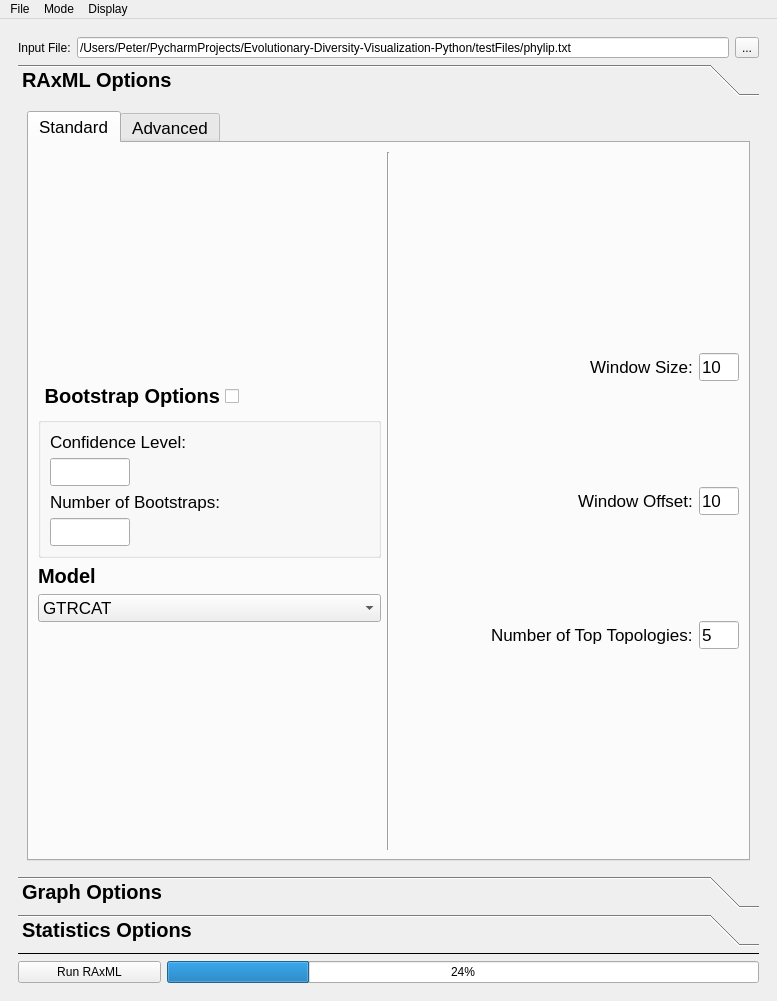
First picture: the form in gui_layout.ui, repository PeterDulworth/PhyloVis, before the edit.
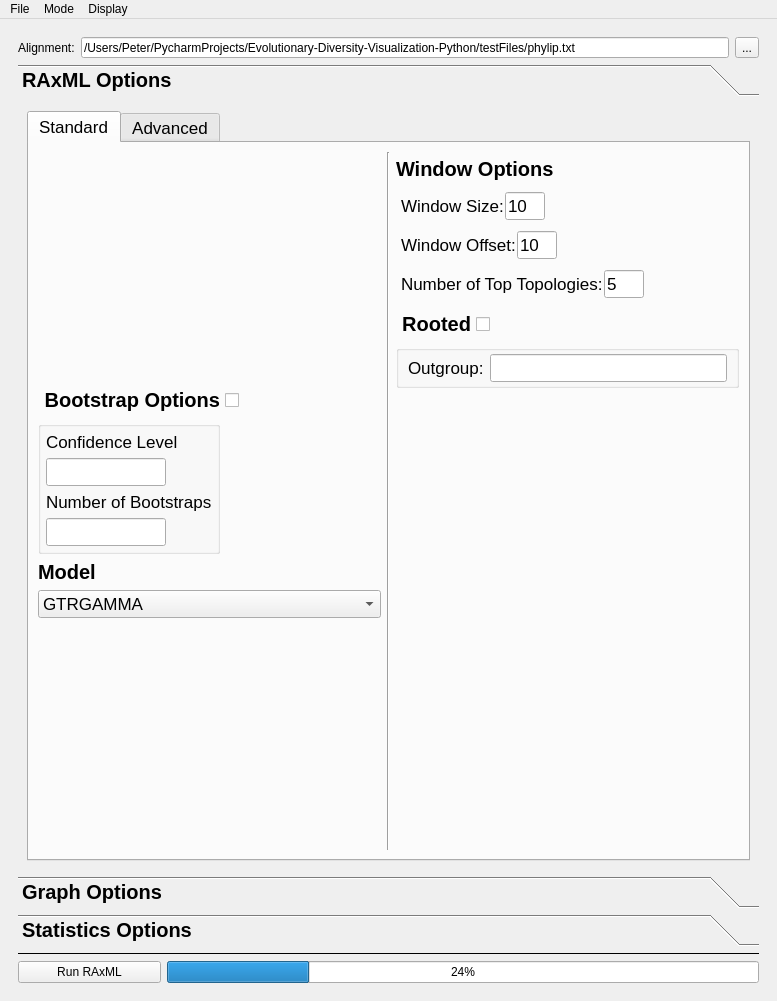
Second picture: the form after the edit.

Commit message: gui should be marginally prettier

Patch:
```diff
--- a/gui_layout.ui
+++ b/gui_layout.ui
@@ -235,7 +235,7 @@
             <item>
              <widget class="QLabel" name="inputFileLabel">
               <property name="text">
-               <string>Input File:</string>
+               <string>Alignment:</string>
               </property>
              </widget>
             </item>
@@ -398,18 +398,23 @@
                      </layout>
                     </item>
                     <item>
+                     <layout class="QHBoxLayout" name="horizontalLayout_12">
+                      <item>
                      <widget class="QGroupBox" name="bootstrapGroupBox">
                       <property name="layoutDirection">
                        <enum>Qt::LeftToRight</enum>
                       </property>
                       <layout class="QVBoxLayout" name="verticalLayout_24">
+                         <property name="margin">
+                          <number>5</number>
+                         </property>
                        <item>
                         <widget class="QLabel" name="confidenceLevelLabel">
                          <property name="layoutDirection">
                           <enum>Qt::LeftToRight</enum>
                          </property>
                          <property name="text">
-                          <string>Confidence Level:</string>
+                            <string>Confidence Level</string>
                          </property>
                         </widget>
                        </item>
@@ -423,7 +428,7 @@
                          </property>
                          <property name="maximumSize">
                           <size>
-                           <width>80</width>
+                             <width>120</width>
                            <height>16777215</height>
                           </size>
                          </property>
@@ -442,7 +447,7 @@
                        <item>
                         <widget class="QLabel" name="numberOfBootstrapsLabel">
                          <property name="text">
-                          <string>Number of Bootstraps:</string>
+                            <string>Number of Bootstraps</string>
                          </property>
                         </widget>
                        </item>
@@ -456,7 +461,7 @@
                          </property>
                          <property name="maximumSize">
                           <size>
-                           <width>80</width>
+                             <width>120</width>
                            <height>16777215</height>
                           </size>
                          </property>
@@ -471,6 +476,21 @@
                        </item>
                       </layout>
                      </widget>
+                      </item>
+                      <item>
+                       <spacer name="horizontalSpacer_7">
+                        <property name="orientation">
+                         <enum>Qt::Horizontal</enum>
+                        </property>
+                        <property name="sizeHint" stdset="0">
+                         <size>
+                          <width>40</width>
+                          <height>20</height>
+                         </size>
+                        </property>
+                       </spacer>
+                      </item>
+                     </layout>
                     </item>
                     <item>
                      <widget class="QLabel" name="modelLabel">
@@ -488,6 +508,11 @@
                     </item>
                     <item>
                      <widget class="QComboBox" name="modelComboBox">
+                      <item>
+                       <property name="text">
+                        <string>GTRGAMMA</string>
+                       </property>
+                      </item>
                       <item>
                        <property name="text">
                         <string>GTRCAT</string>
@@ -503,11 +528,6 @@
                         <string>ASC_GTRCAT</string>
                        </property>
                       </item>
-                      <item>
-                       <property name="text">
-                        <string>GTRGAMMA</string>
-                       </property>
-                      </item>
                       <item>
                        <property name="text">
                         <string>ASC_GTRGAMMA</string>
@@ -544,47 +564,44 @@
                   </item>
                   <item>
                    <layout class="QVBoxLayout" name="verticalLayout_25">
+                    <property name="spacing">
+                     <number>1</number>
+                    </property>
                     <item>
-                     <spacer name="verticalSpacer_9">
-                      <property name="orientation">
-                       <enum>Qt::Vertical</enum>
+                     <layout class="QHBoxLayout" name="horizontalLayout_10">
+                      <property name="topMargin">
+                       <number>5</number>
                       </property>
-                      <property name="sizeHint" stdset="0">
-                       <size>
-                        <width>20</width>
-                        <height>40</height>
-                       </size>
+                      <property name="bottomMargin">
+                       <number>5</number>
                       </property>
-                     </spacer>
-                    </item>
-                    <item>
-                     <spacer name="verticalSpacer_11">
-                      <property name="orientation">
-                       <enum>Qt::Vertical</enum>
-                      </property>
-                      <property name="sizeHint" stdset="0">
-                       <size>
-                        <width>20</width>
-                        <height>40</height>
-                       </size>
-                      </property>
-                     </spacer>
+                      <item>
+                       <widget class="QLabel" name="windowOptionsLabel">
+                        <property name="font">
+                         <font>
+                          <pointsize>15</pointsize>
+                          <weight>75</weight>
+                          <bold>true</bold>
+                         </font>
+                        </property>
+                        <property name="text">
+                         <string>Window Options</string>
+                        </property>
+                        <property name="margin">
+                         <number>0</number>
+                        </property>
+                        <property name="indent">
+                         <number>-1</number>
+                        </property>
+                       </widget>
+                      </item>
+                     </layout>
                     </item>
                     <item>
                      <layout class="QHBoxLayout" name="windowSizeHL">
-                      <item>
-                       <spacer name="windowSizeSpacer">
-                        <property name="orientation">
-                         <enum>Qt::Horizontal</enum>
-                        </property>
-                        <property name="sizeHint" stdset="0">
-                         <size>
-                          <width>40</width>
-                          <height>20</height>
-                         </size>
-                        </property>
-                       </spacer>
-                      </item>
+                      <property name="margin">
+                       <number>5</number>
+                      </property>
                       <item>
                        <widget class="QLabel" name="windowSizeLabel">
                         <property name="text">
@@ -621,36 +638,26 @@
                         </property>
                        </widget>
                       </item>
-                     </layout>
-                    </item>
                     <item>
-                     <spacer name="verticalSpacer_12">
+                       <spacer name="windowSizeSpacer">
                       <property name="orientation">
-                       <enum>Qt::Vertical</enum>
+                         <enum>Qt::Horizontal</enum>
                       </property>
                       <property name="sizeHint" stdset="0">
                        <size>
-                        <width>20</width>
-                        <height>40</height>
+                          <width>40</width>
+                          <height>20</height>
                        </size>
                       </property>
                      </spacer>
+                      </item>
+                     </layout>
                     </item>
                     <item>
                      <layout class="QHBoxLayout" name="windowOffsetHL">
-                      <item>
-                       <spacer name="windowOffsetSpacer">
-                        <property name="orientation">
-                         <enum>Qt::Horizontal</enum>
-                        </property>
-                        <property name="sizeHint" stdset="0">
-                         <size>
-                          <width>40</width>
-                          <height>20</height>
-                         </size>
-                        </property>
-                       </spacer>
-                      </item>
+                      <property name="margin">
+                       <number>5</number>
+                      </property>
                       <item>
                        <widget class="QLabel" name="windowOffsetLabel">
                         <property name="text">
@@ -687,36 +694,26 @@
                         </property>
                        </widget>
                       </item>
-                     </layout>
-                    </item>
                     <item>
-                     <spacer name="verticalSpacer_13">
+                       <spacer name="windowOffsetSpacer">
                       <property name="orientation">
-                       <enum>Qt::Vertical</enum>
+                         <enum>Qt::Horizontal</enum>
                       </property>
                       <property name="sizeHint" stdset="0">
                        <size>
-                        <width>20</width>
-                        <height>40</height>
+                          <width>40</width>
+                          <height>20</height>
                        </size>
                       </property>
                      </spacer>
+                      </item>
+                     </layout>
                     </item>
                     <item>
                      <layout class="QHBoxLayout" name="numberOfTopTopologiesHL">
-                      <item>
-                       <spacer name="numberOfTopTopologiesSpacer">
-                        <property name="orientation">
-                         <enum>Qt::Horizontal</enum>
-                        </property>
-                        <property name="sizeHint" stdset="0">
-                         <size>
-                          <width>40</width>
-                          <height>20</height>
-                         </size>
-                        </property>
-                       </spacer>
-                      </item>
+                      <property name="margin">
+                       <number>5</number>
+                      </property>
                       <item>
                        <widget class="QLabel" name="numberOfTopTopologiesLabel">
                         <property name="text">
@@ -750,23 +747,97 @@
                         </property>
                        </widget>
                       </item>
+                      <item>
+                       <spacer name="numberOfTopTopologiesSpacer">
+                        <property name="orientation">
+                         <enum>Qt::Horizontal</enum>
+                        </property>
+                        <property name="sizeHint" stdset="0">
+                         <size>
+                          <width>40</width>
+                          <height>20</height>
+                         </size>
+                        </property>
+                       </spacer>
+                      </item>
                      </layout>
                     </item>
                     <item>
-                     <spacer name="verticalSpacer_14">
+                     <layout class="QHBoxLayout" name="horizontalLayout_7" stretch="0,0">
+                      <property name="spacing">
+                       <number>-1</number>
+                      </property>
+                      <property name="leftMargin">
+                       <number>0</number>
+                      </property>
+                      <property name="topMargin">
+                       <number>5</number>
+                      </property>
+                      <property name="rightMargin">
+                       <number>0</number>
+                      </property>
+                      <property name="bottomMargin">
+                       <number>5</number>
+                      </property>
+                      <item>
+                       <widget class="QCheckBox" name="checkboxRooted">
+                        <property name="font">
+                         <font>
+                          <pointsize>15</pointsize>
+                          <weight>75</weight>
+                          <bold>true</bold>
+                         </font>
+                        </property>
+                        <property name="layoutDirection">
+                         <enum>Qt::RightToLeft</enum>
+                        </property>
+                        <property name="text">
+                         <string>Rooted</string>
+                        </property>
+                       </widget>
+                      </item>
+                      <item>
+                       <spacer name="horizontalSpacer_5">
                       <property name="orientation">
-                       <enum>Qt::Vertical</enum>
+                         <enum>Qt::Horizontal</enum>
                       </property>
                       <property name="sizeHint" stdset="0">
                        <size>
-                        <width>20</width>
-                        <height>40</height>
+                          <width>40</width>
+                          <height>20</height>
                        </size>
                       </property>
                      </spacer>
                     </item>
+                     </layout>
+                    </item>
                     <item>
-                     <spacer name="verticalSpacer_10">
+                     <widget class="QGroupBox" name="outgroupGroupBox">
+                      <layout class="QHBoxLayout" name="horizontalLayout_11">
+                       <property name="sizeConstraint">
+                        <enum>QLayout::SetDefaultConstraint</enum>
+                       </property>
+                       <property name="topMargin">
+                        <number>0</number>
+                       </property>
+                       <property name="bottomMargin">
+                        <number>0</number>
+                       </property>
+                       <item>
+                        <widget class="QLabel" name="outgroupLabel">
+                         <property name="text">
+                          <string>Outgroup:</string>
+                         </property>
+                        </widget>
+                       </item>
+                       <item>
+                        <widget class="QLineEdit" name="outgroupEntry"/>
+                       </item>
+                      </layout>
+                     </widget>
+                    </item>
+                    <item>
+                     <spacer name="verticalSpacer_9">
                       <property name="orientation">
                        <enum>Qt::Vertical</enum>
                       </property>
@@ -1279,36 +1350,16 @@
                  <item>
                   <layout class="QHBoxLayout" name="newickFileHL">
                    <item>
-                    <widget class="QPushButton" name="newickFileBtn">
-                     <property name="font">
-                      <font>
-                       <pointsize>13</pointsize>
-                       <weight>50</weight>
-                       <bold>false</bold>
-                      </font>
-                     </property>
+                    <widget class="QLabel" name="label_5">
                      <property name="text">
-                      <string>Select Newick File</string>
+                      <string>Species Tree File:</string>
                      </property>
                     </widget>
                    </item>
-                   <item>
-                    <spacer name="newickFileSpacer">
-                     <property name="orientation">
-                      <enum>Qt::Horizontal</enum>
-                     </property>
-                     <property name="sizeHint" stdset="0">
-                      <size>
-                       <width>40</width>
-                       <height>20</height>
-                      </size>
-                     </property>
-                    </spacer>
-                   </item>
                    <item>
                     <widget class="QLineEdit" name="newickFileEntry">
                      <property name="sizePolicy">
-                      <sizepolicy hsizetype="Fixed" vsizetype="Fixed">
+                      <sizepolicy hsizetype="MinimumExpanding" vsizetype="Fixed">
                        <horstretch>0</horstretch>
                        <verstretch>0</verstretch>
                       </sizepolicy>
@@ -1337,6 +1388,13 @@
                      </property>
                     </widget>
                    </item>
+                   <item>
+                    <widget class="QToolButton" name="newickFileBtn">
+                     <property name="text">
+                      <string>...</string>
+                     </property>
+                    </widget>
+                   </item>
                   </layout>
                  </item>
                  <item>
@@ -1357,27 +1415,14 @@
                       </font>
                      </property>
                      <property name="text">
-                      <string>Species Tree Newick String:</string>
+                      <string>Species Tree Newick:</string>
                      </property>
                     </widget>
                    </item>
-                   <item>
-                    <spacer name="newickStringSpacer">
-                     <property name="orientation">
-                      <enum>Qt::Horizontal</enum>
-                     </property>
-                     <property name="sizeHint" stdset="0">
-                      <size>
-                       <width>40</width>
-                       <height>20</height>
-                      </size>
-                     </property>
-                    </spacer>
-                   </item>
                    <item>
                     <widget class="QLineEdit" name="speciesTreeNewickStringsEntry">
                      <property name="sizePolicy">
-                      <sizepolicy hsizetype="Fixed" vsizetype="Fixed">
+                      <sizepolicy hsizetype="MinimumExpanding" vsizetype="Fixed">
                        <horstretch>0</horstretch>
                        <verstretch>0</verstretch>
                       </sizepolicy>
@@ -1390,7 +1435,7 @@
                      </property>
                      <property name="maximumSize">
                       <size>
-                       <width>260</width>
+                       <width>16777215</width>
                        <height>21</height>
                       </size>
                      </property>
@@ -1408,6 +1453,20 @@
                    </item>
                   </layout>
                  </item>
+                 <item>
+                  <widget class="QLabel" name="label_6">
+                   <property name="font">
+                    <font>
+                     <pointsize>15</pointsize>
+                     <weight>75</weight>
+                     <bold>true</bold>
+                    </font>
+                   </property>
+                   <property name="text">
+                    <string>Plots:</string>
+                   </property>
+                  </widget>
+                 </item>
                  <item>
                   <layout class="QHBoxLayout" name="robinsonFouldsHL">
                    <item>
@@ -1477,81 +1536,17 @@
                   </layout>
                  </item>
                  <item>
-                  <layout class="QHBoxLayout" name="rootedHL">
-                   <item>
-                    <widget class="QCheckBox" name="checkboxRooted">
-                     <property name="minimumSize">
-                      <size>
-                       <width>0</width>
-                       <height>21</height>
-                      </size>
-                     </property>
-                     <property name="font">
-                      <font>
-                       <pointsize>13</pointsize>
-                       <weight>50</weight>
-                       <bold>false</bold>
-                      </font>
-                     </property>
-                     <property name="text">
-                      <string>rooted</string>
-                     </property>
-                    </widget>
-                   </item>
-                   <item>
-                    <spacer name="rootedSpacer">
+                  <spacer name="verticalSpacer_16">
                      <property name="orientation">
-                      <enum>Qt::Horizontal</enum>
+                    <enum>Qt::Vertical</enum>
                      </property>
                      <property name="sizeHint" stdset="0">
                       <size>
-                       <width>40</width>
-                       <height>20</height>
+                     <width>20</width>
+                     <height>40</height>
                       </size>
                      </property>
                     </spacer>
-                   </item>
-                   <item>
-                    <widget class="QLabel" name="outgroupLabel">
-                     <property name="font">
-                      <font>
-                       <pointsize>13</pointsize>
-                       <weight>50</weight>
-                       <bold>false</bold>
-                      </font>
-                     </property>
-                     <property name="text">
-                      <string>Outgroup:</string>
-                     </property>
-                    </widget>
-                   </item>
-                   <item>
-                    <widget class="QLineEdit" name="outgroupEntry">
-                     <property name="sizePolicy">
-                      <sizepolicy hsizetype="Fixed" vsizetype="Fixed">
-                       <horstretch>0</horstretch>
-                       <verstretch>0</verstretch>
-                      </sizepolicy>
-                     </property>
-                     <property name="minimumSize">
-                      <size>
-                       <width>250</width>
-                       <height>0</height>
-                      </size>
-                     </property>
-                     <property name="font">
-                      <font>
-                       <pointsize>13</pointsize>
-                       <weight>50</weight>
-                       <bold>false</bold>
-                      </font>
-                     </property>
-                     <property name="text">
-                      <string/>
-                     </property>
-                    </widget>
-                   </item>
-                  </layout>
                  </item>
                 </layout>
                </widget>
```
Lines whose indentation alone changed are shown as unchanged. The commit also changes 2 other files.
